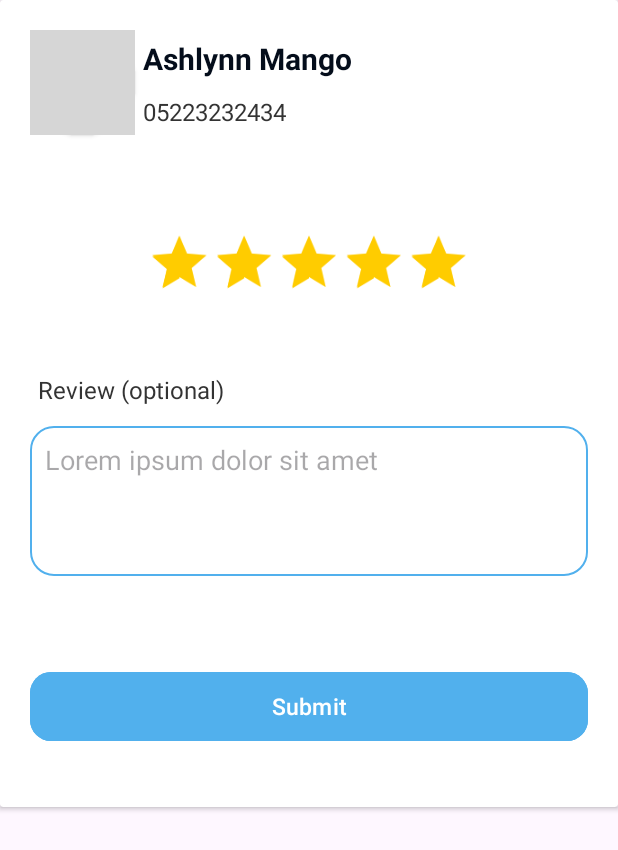
After one commit to mehedii-hassan/Petpat, an Android app: the layout fragment_order_details_dialog.xml on its own in the app's theme, with its tools: preview values and no code run, on a phone screen of 412 x 824 dp. The commit adds this screen. Shown: the top 850 px of the screen. Run offline under Robolectric (Android 15) with nearby library versions, the phone set to English and light mode, and no system bars; grey boxes are pictures that could not be loaded.

Commit message:
order details dialog done

```diff
--- a/app/src/main/java/com/example/petpatandroidappdemo/ui/fragments/BranchDetailsFragment.kt
+++ b/app/src/main/java/com/example/petpatandroidappdemo/ui/fragments/BranchDetailsFragment.kt
@@ -14,6 +14,7 @@ import com.example.petpatandroidappdemo.ui.adapters.ProductsAdapter
 import com.example.petpatandroidappdemo.ui.adapters.ReviewAndRatingAdapter
 import com.example.petpatandroidappdemo.ui.adapters.ServicesAdapter
 import com.example.petpatandroidappdemo.ui.fragments.dialogfragments.ExitDialogFragment
+import com.example.petpatandroidappdemo.ui.fragments.dialogfragments.OrderDetailsDialogFragment
 import com.google.android.gms.maps.CameraUpdateFactory
 import com.google.android.gms.maps.GoogleMap
 import com.google.android.gms.maps.OnMapReadyCallback
@@ -40,8 +41,12 @@ class BranchDetailsFragment : Fragment(), OnMapReadyCallback {
 
         binding.tvOpen.setOnClickListener {
             // Inside your activity or fragment
-            val dialogFragment = ExitDialogFragment()
+            //val dialogFragment = ExitDialogFragment()
+            // dialogFragment.show(parentFragmentManager, "CustomDialogFragment")
+
+            val dialogFragment = OrderDetailsDialogFragment()
             dialogFragment.show(parentFragmentManager, "CustomDialogFragment")
+
 
         }
         return binding.root
--- /dev/null
+++ b/app/src/main/java/com/example/petpatandroidappdemo/ui/fragments/dialogfragments/OrderDetailsDialogFragment.kt
@@ -0,0 +1,22 @@
+package com.example.petpatandroidappdemo.ui.fragments.dialogfragments
+
+import android.os.Bundle
+import androidx.fragment.app.Fragment
+import android.view.LayoutInflater
+import android.view.View
+import android.view.ViewGroup
+import com.example.petpatandroidappdemo.R
+import com.google.android.material.bottomsheet.BottomSheetDialogFragment
+
+class OrderDetailsDialogFragment : BottomSheetDialogFragment() {
+
+
+    override fun onCreateView(
+        inflater: LayoutInflater, container: ViewGroup?,
+        savedInstanceState: Bundle?
+    ): View? {
+        // Inflate the layout for this fragment
+        return inflater.inflate(R.layout.fragment_order_details_dialog, container, false)
+    }
+
+}
--- /dev/null
+++ b/app/src/main/res/drawable/custom_edit_text_design.xml
@@ -0,0 +1,10 @@
+<?xml version="1.0" encoding="utf-8"?>
+<shape xmlns:android="http://schemas.android.com/apk/res/android"
+    android:shape="rectangle">
+
+    <corners android:radius="15dp" />
+    <solid android:color="@color/white" />
+    <stroke
+        android:width="1dp"
+        android:color="#51B0ED" />
+</shape>
--- /dev/null
+++ b/app/src/main/res/layout/fragment_order_details_dialog.xml
@@ -0,0 +1,109 @@
+<?xml version="1.0" encoding="utf-8"?>
+<androidx.cardview.widget.CardView xmlns:android="http://schemas.android.com/apk/res/android"
+    xmlns:app="http://schemas.android.com/apk/res-auto"
+    xmlns:tools="http://schemas.android.com/tools"
+    android:layout_width="match_parent"
+    android:layout_height="wrap_content"
+    tools:context=".ui.fragments.dialogfragments.OrderDetailsDialogFragment">
+
+    <androidx.constraintlayout.widget.ConstraintLayout
+        android:layout_width="match_parent"
+        android:layout_height="wrap_content"
+        android:paddingStart="20dp"
+        android:paddingTop="20dp"
+        android:paddingEnd="20dp"
+        android:paddingBottom="40dp">
+
+        <androidx.cardview.widget.CardView
+            android:id="@+id/cvDog"
+            android:layout_width="wrap_content"
+            android:layout_height="wrap_content"
+            app:cardCornerRadius="50dp"
+            app:layout_constraintStart_toStartOf="parent"
+            app:layout_constraintTop_toTopOf="parent">
+
+            <ImageView
+                android:layout_width="70dp"
+                android:layout_height="70dp"
+                android:scaleType="centerCrop"
+                android:src="@drawable/dog" />
+        </androidx.cardview.widget.CardView>
+
+        <TextView
+            android:id="@+id/tvAshlynnMango"
+            android:layout_width="wrap_content"
+            android:layout_height="wrap_content"
+            android:padding="5dp"
+            android:text="@string/ashlynn_mango"
+            android:textColor="#040D1B"
+            android:textSize="20sp"
+            android:textStyle="bold"
+            app:layout_constraintStart_toEndOf="@+id/cvDog"
+            app:layout_constraintTop_toTopOf="@+id/cvDog" />
+
+        <TextView
+            android:id="@+id/tvCode"
+            android:layout_width="wrap_content"
+            android:layout_height="wrap_content"
+            android:padding="5dp"
+            android:text="@string/_05223232434"
+            android:textColor="#333333"
+            android:textSize="16sp"
+            app:layout_constraintStart_toStartOf="@+id/tvAshlynnMango"
+            app:layout_constraintTop_toBottomOf="@+id/tvAshlynnMango" />
+
+
+        <RatingBar
+            android:id="@+id/ratingBarId"
+            android:layout_width="wrap_content"
+            android:layout_height="wrap_content"
+            android:layout_gravity="center"
+            android:layout_marginTop="60dp"
+            android:numStars="5"
+            android:rating="5"
+            android:scaleX=".9"
+            android:scaleY=".9"
+            android:theme="@style/RatingBar"
+            app:layout_constraintEnd_toEndOf="parent"
+            app:layout_constraintStart_toStartOf="parent"
+            app:layout_constraintTop_toBottomOf="@+id/tvCode" />
+
+        <TextView
+            android:id="@+id/tvReviewOptional"
+            android:layout_width="wrap_content"
+            android:layout_height="wrap_content"
+            android:layout_marginTop="35dp"
+            android:padding="5dp"
+            android:text="@string/review_optional"
+            android:textColor="#333333"
+            android:textSize="16sp"
+            app:layout_constraintStart_toStartOf="@+id/cvDog"
+            app:layout_constraintTop_toBottomOf="@+id/ratingBarId" />
+
+        <EditText
+            android:id="@+id/etReview"
+            android:layout_width="match_parent"
+            android:layout_height="100dp"
+            android:layout_marginTop="8dp"
+            android:background="@drawable/custom_edit_text_design"
+            android:gravity="top"
+            android:hint="Lorem ipsum dolor sit amet"
+            android:padding="10dp"
+            app:layout_constraintTop_toBottomOf="@+id/tvReviewOptional" />
+
+        <com.google.android.material.button.MaterialButton
+            android:id="@+id/btnCancel"
+            android:layout_width="match_parent"
+            android:layout_height="54dp"
+            android:layout_marginTop="60dp"
+            android:backgroundTint="#51B0ED"
+            android:padding="5dp"
+            android:text="@string/submit"
+            android:textColor="@color/white"
+            android:textSize="15sp"
+            app:cornerRadius="14dp"
+            app:layout_constraintTop_toBottomOf="@+id/etReview" />
+
+    </androidx.constraintlayout.widget.ConstraintLayout>
+
+</androidx.cardview.widget.CardView>
--- a/app/src/main/res/values/strings.xml
+++ b/app/src/main/res/values/strings.xml
@@ -48,5 +48,9 @@
     <string name="are_you_sure_logout">Are you sure Logout?</string>
     <string name="cancel">Cancel</string>
     <string name="yes_logout">Yes, Logout</string>
+    <string name="ashlynn_mango">Ashlynn Mango</string>
+    <string name="_05223232434">05223232434</string>
+    <string name="review_optional">Review (optional)</string>
+    <string name="submit">Submit</string>
 
 </resources>
--- a/app/src/main/res/values/themes.xml
+++ b/app/src/main/res/values/themes.xml
@@ -20,4 +20,11 @@
         <item name="android:radius">12dp</item>
     </style>
 
+    <style name="RatingBar" parent="Theme.AppCompat">
+        <item name="colorControlNormal">#FFCC00</item>
+
+        <item name="colorControlActivated">#FFCC00</item>
+
+    </style>
+
 </resources>
```
